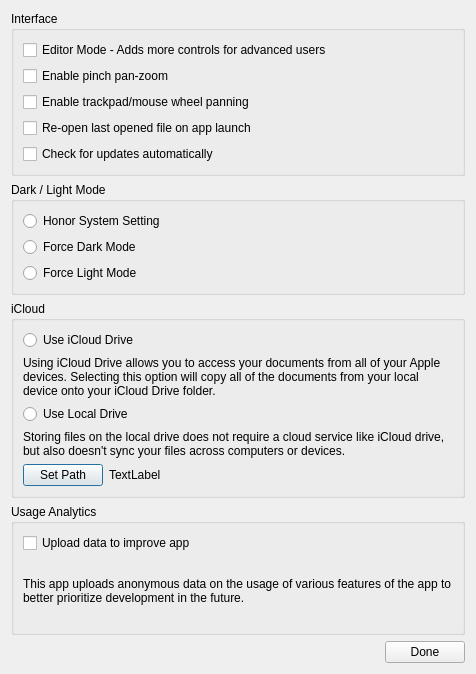
First picture: the form in pkdiagram/preferences.ui, repository patrickkidd/familydiagram, before the edit.
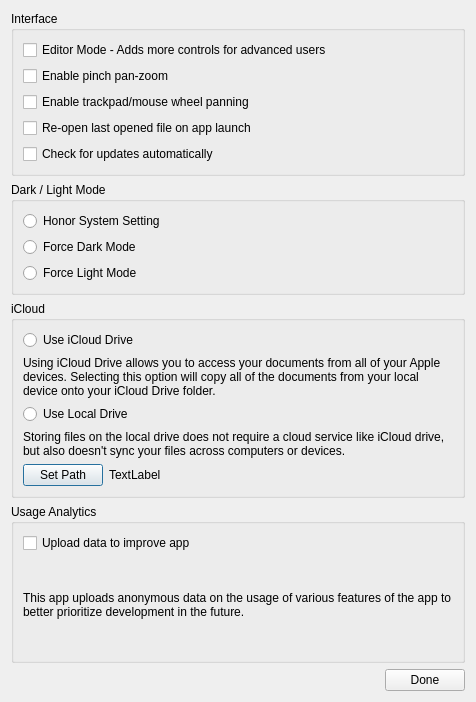
Second picture: the form after the edit.

Patch:
```diff
--- a/pkdiagram/preferences.ui
+++ b/pkdiagram/preferences.ui
@@ -10,7 +10,7 @@
     <x>0</x>
     <y>0</y>
     <width>476</width>
-    <height>674</height>
+    <height>702</height>
    </rect>
   </property>
   <property name="windowTitle">
```
Left out of the diff: 2 changed lines with no effect on the pictures.
